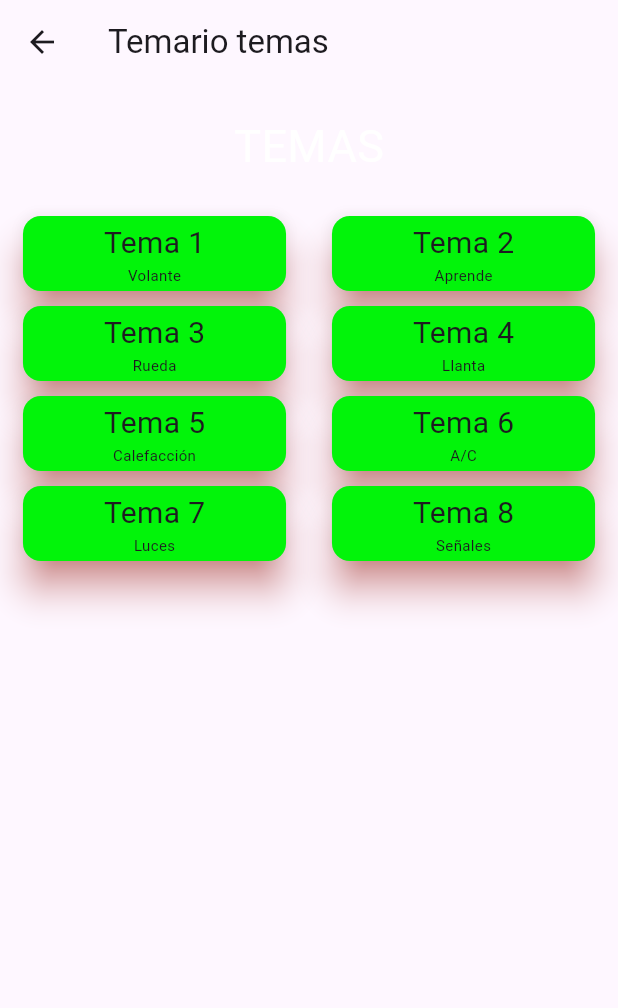
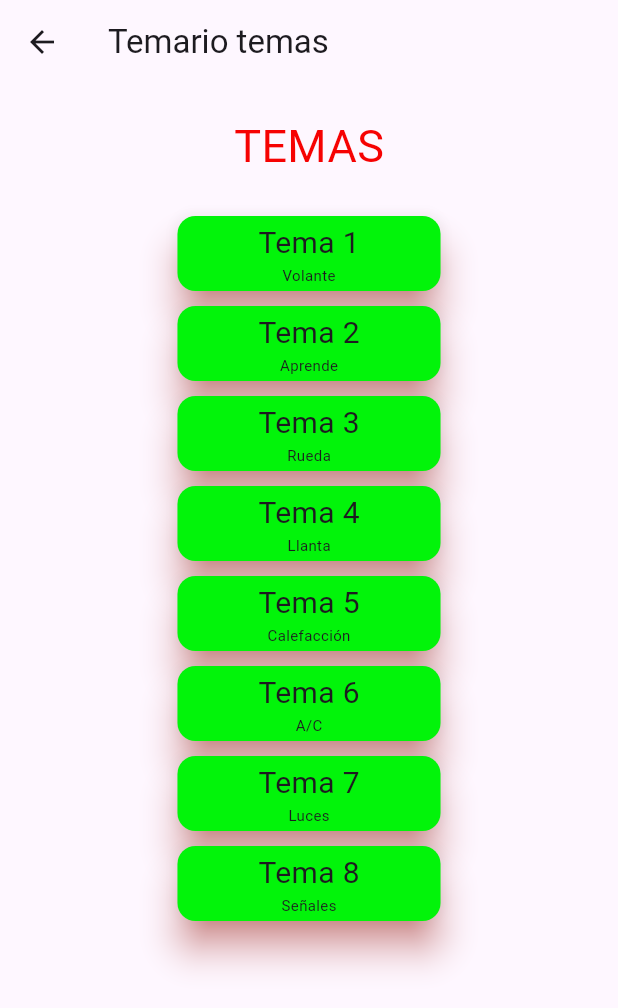
Before and after one commit to AChacon97/oposiciones, a Flutter app: the Tap screen opened directly, item 2 of the bottom bar chosen, on a phone screen of 412 x 824 dp. Shown: the top 1008 px of the screen. Run offline on Flutter 3.47's test engine with Material 3 defaults, Android fonts, the light colour scheme and no system bars; our stand-ins replace firebase_core; accounts and stored records are empty.

Commit message:
Actualización de temarios.

```diff
--- a/appoposiciones/lib/Tema.dart
+++ b/appoposiciones/lib/Tema.dart
@@ -1,17 +1,17 @@
-import 'package:flutter/material.dart';
-
 class Tema {
   final int id;
-  final String titulo;
-  final String ntema;
+  final String titulo; // Titulo definido en el JSON
+  final String ntema;   // Tema dinámico
 
-  Tema({required this.id, required this.titulo, required this.ntema});
+  Tema({required this.id, required this.titulo})
+  : ntema = 'Tema $id'; // ntema se genera dinamicamente
+
 
   factory Tema.fromJson(Map<String, dynamic> json){
     return Tema(
-      id: json['id'],
-      titulo: json['titulo'],
-      ntema:json['ntema'],
+      id: json['id'],         // Obtenemos el id del json.
+      titulo: json['titulo'], // Obtenemos el título del json.
+
     );
   }
 }
--- a/appoposiciones/lib/temario_temas.dart
+++ b/appoposiciones/lib/temario_temas.dart
@@ -15,8 +15,7 @@ class Temario_temas extends StatelessWidget {
 
   @override
   Widget build(BuildContext context) {
-    List<Tema> temasPares = temas.where((tema) => tema.id % 2 == 0).toList();
-    List<Tema> temasImpares = temas.where((tema) => tema.id % 2 != 0).toList();
+
 
     return Scaffold(
       appBar: AppBar(
@@ -30,7 +29,7 @@ class Temario_temas extends StatelessWidget {
             padding: const EdgeInsets.all(20.0),
             child: Text(
               'TEMAS',
-              style: TextStyle(color: Colors.white, fontSize: 30.0),
+              style: TextStyle(color: const Color.fromARGB(255, 246, 2, 2), fontSize: 30.0),
             ),
           ),
           Expanded(
@@ -38,19 +37,11 @@ class Temario_temas extends StatelessWidget {
               children: [
                 Expanded(   // Se utiliza para expandir.
                   child:ListView.builder(
-                    itemCount: temasImpares.length,
+                    itemCount: temas.length,
                     itemBuilder: (context, index) {
-                     return _boton(context, temasImpares[index]);
+                     return _boton(context, temas[index]);
                         },
                       ),
-                    ),
-                    Expanded(
-                      child: ListView.builder(
-                        itemCount: temasPares.length,
-                        itemBuilder: (context, index){
-                          return _boton(context, temasPares[index]);
-                        },
-                      )
                     ),
                   ],
                 )
```
Also changed, not shown: appoposiciones/assets/temas.json (+8 -8 lines), appoposiciones/lib/home.dart (+9 -4 lines).
